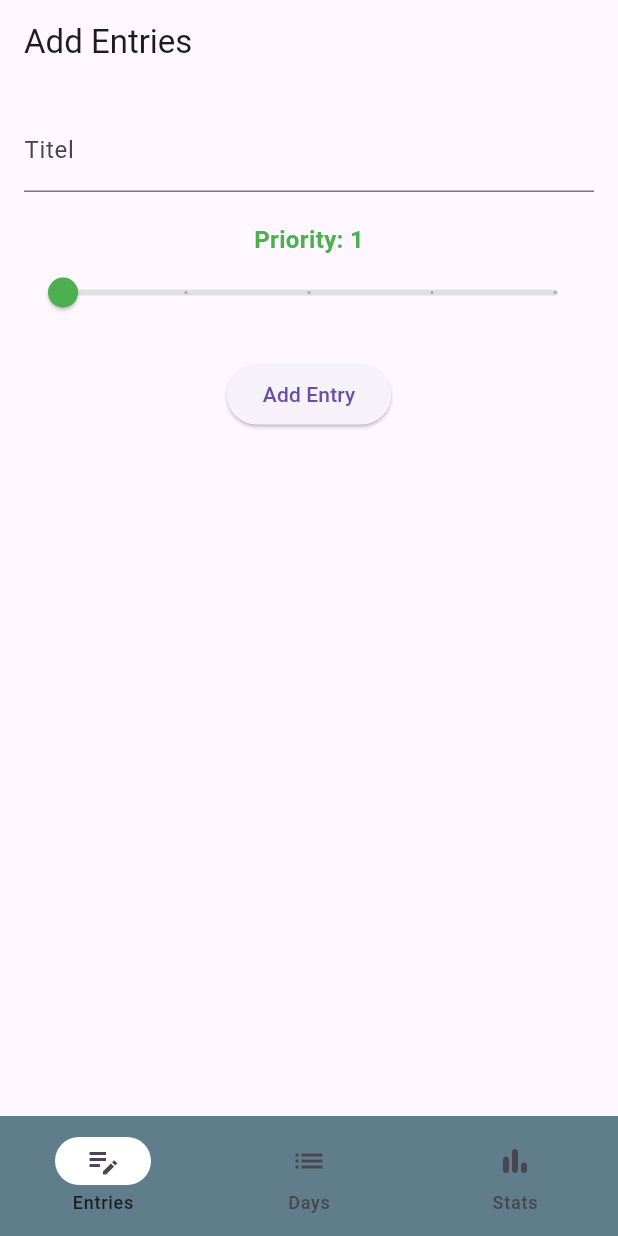
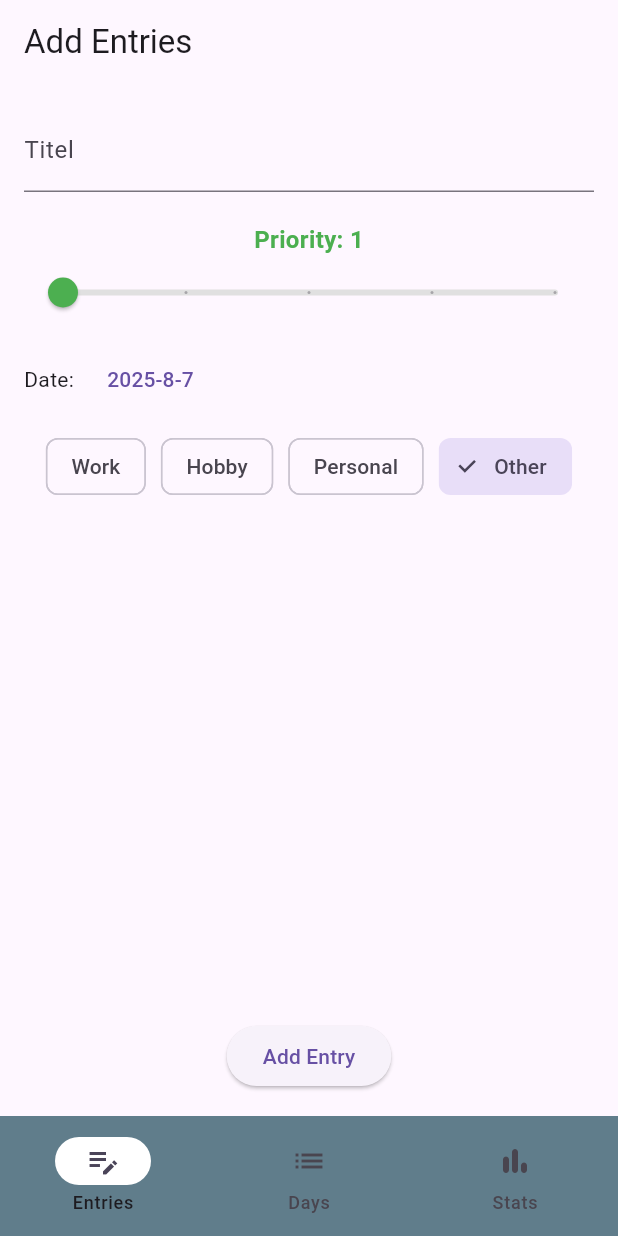
Before and after one commit to Chibinoo/ChatGPT-try, a Flutter app: the screen it shows after launch, after a tap on "Add Entry", on a phone screen of 412 x 824 dp. Run offline on Flutter 3.47's test engine with Material 3 defaults, Android fonts, the phone set to English and light mode, and no system bars; our stand-ins replace cloud_firestore, firebase_core, fl_chart, hive, hive_flutter; accounts and stored records are empty.

Commit message:
adding categorys and date to set when adding an entry

```diff
--- a/lib/data/entry.dart
+++ b/lib/data/entry.dart
@@ -13,5 +13,13 @@ class Entry {
   @HiveField(2)
   final int priority;
 
-  Entry({required this.title, required this.date, required this.priority});
+  @HiveField(3)
+  final String category;
+
+  Entry({
+    required this.title,
+    required this.date,
+    required this.priority,
+    this.category='Other'
+  });
 }
--- a/lib/data/entry_provider.dart
+++ b/lib/data/entry_provider.dart
@@ -38,7 +38,8 @@ class EntryProvider with ChangeNotifier {
           date: data['date'] is Timestamp
             ? (data['date'] as Timestamp).toDate()
             : DateTime.parse(data['date'].toString()),
-          priority: data['priority']
+          priority: data['priority'],
+          category: data['category']??'Other'
         );
       }).toList();
     } else{
@@ -54,6 +55,7 @@ class EntryProvider with ChangeNotifier {
         'title':entry.title,
         'priority':entry.priority,
         'date':entry.date.toIso8601String(),
+        'category':entry.category
       });
     } else{
       await _localBox.add(entry);
--- a/lib/pages/home_page.dart
+++ b/lib/pages/home_page.dart
@@ -11,8 +11,12 @@ class HomePage extends StatefulWidget {
 }
 
 class _HomePageState extends State<HomePage> {
-    final titleControler=TextEditingController();
+    final _titleControler=TextEditingController();
     double _priority=1;//default slider value
+    DateTime _selectedDate=DateTime.now();
+    String _selectedCategory='Other';
+
+    final List<String> _categories=['Work','Hobby','Personal','Other'];
 
     //Get slider color based on priority level
     Color _getSliderColor(double value){
@@ -31,7 +35,7 @@ Widget build(BuildContext context) {
         child: Column(
           children: [
             TextField(
-              controller: titleControler,
+              controller: _titleControler,
               decoration: const InputDecoration(labelText: 'Titel'),
             ),
             const SizedBox(height: 20),
@@ -64,27 +68,55 @@ Widget build(BuildContext context) {
                 }
               )
             ),
-            const SizedBox(height: 20),
-            Center(
-              child: ElevatedButton(
+            const SizedBox(height: 10),
+            Row(
+              children: [
+                const Text('Date:'),
+                const SizedBox(width: 10),
+                TextButton(
+                  child: Text('${_selectedDate.year}-${_selectedDate.month}-${_selectedDate.day}'),
+                  onPressed: ()async {
+                    final picked=await showDatePicker(
+                      context: context,
+                      initialDate: _selectedDate,
+                      firstDate: DateTime(2000),
+                      lastDate: DateTime(2100)
+                    );
+                    if(picked!=null){
+                      setState(()=>_selectedDate=picked);
+                    }
+                  },
+                ),
+              ],
+            ),
+            const SizedBox(height: 10),
+            Wrap(
+              spacing: 10,
+              children: _categories.map((cat){
+                final isSelected=cat==_selectedCategory;
+                return ChoiceChip(
+                  label: Text(cat),
+                  selected: isSelected,
+                  onSelected: (_){
+                    setState(()=>_selectedCategory=cat);
+                  },
+                );
+              }).toList(),
+            ),
+            const Spacer(),
+            ElevatedButton(
               onPressed: (){
-                if (titleControler.text.isNotEmpty){
-                  Provider.of<EntryProvider>(context, listen:false).addEntry(
-                    Entry(
-                      title:titleControler.text,
-                      date: DateTime.now(),
-                      priority: _priority.toInt(),
-                    ),
-                  );
-                  titleControler.clear();
-                  setState(() {
-                    _priority=1;//reset slider
-                  });
-                }
+                final entry=Entry(
+                  title: _titleControler.text,
+                  date: _selectedDate,
+                  priority: _priority.round(),
+                  category: _selectedCategory
+                );
+                Provider.of<EntryProvider>(context, listen: false).addEntry(entry);
+                //Navigator.pop(context);
               },
               child: const Text('Add Entry'),
             ),
-            )
           ],
         ),
       ),
```
Also changed, not shown: lib/pages/sorted_page.dart (+57 -76 lines).
